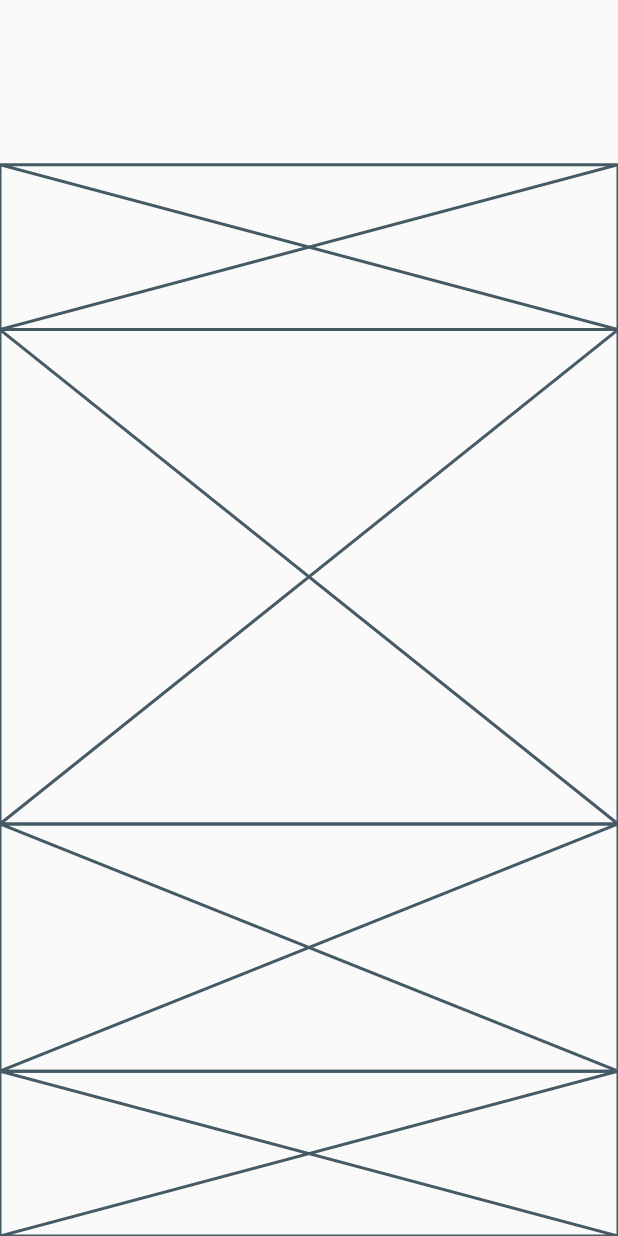
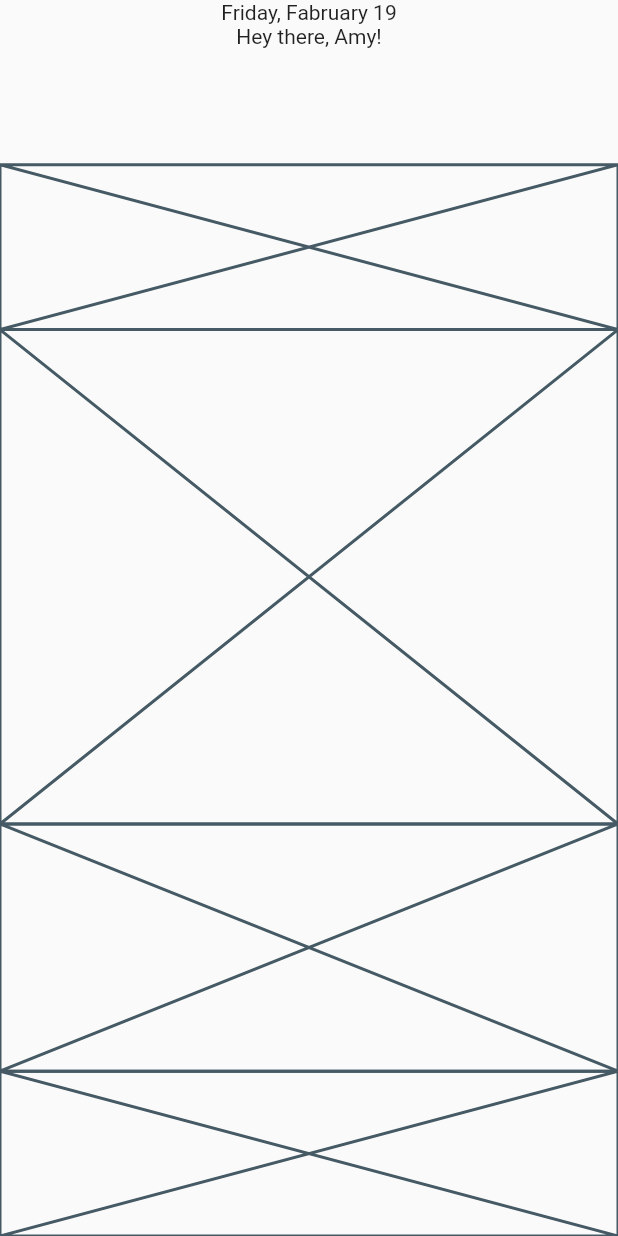
Before and after one commit to JAICHANGPARK/flutter_notebook_11th_story, a Flutter app: the screen it shows after launch, on a phone screen of 412 x 824 dp. Run offline on Flutter 3.47's test engine with Material 2 defaults, Android fonts, the phone set to English and light mode, and no system bars; our stand-ins replace backdrop, badges, flutter_inner_drawer, flutter_slidable, flutter_swiper, google_fonts.

Commit message:
Update experience_home_page.dart

```diff
--- a/lib/ep718_experience_app/experience_home_page.dart
+++ b/lib/ep718_experience_app/experience_home_page.dart
@@ -16,21 +16,14 @@ class _ExperienceHomePageState extends State<ExperienceHomePage> {
                 flex: 2,
                 child: Column(
                   children: [
-
+                    Text("Friday, Fabruary 19"),
+                    Text("Hey there, Amy!"),
                   ],
                 )),
-            Expanded(
-                flex: 2,
-                child: Placeholder()),
-            Expanded(
-                flex: 6,
-                child: Placeholder()),
-            Expanded(
-                flex: 3,
-                child: Placeholder()),
-            Expanded(
-                flex: 2,
-                child: Placeholder()),
+            Expanded(flex: 2, child: Placeholder()),
+            Expanded(flex: 6, child: Placeholder()),
+            Expanded(flex: 3, child: Placeholder()),
+            Expanded(flex: 2, child: Placeholder()),
           ],
         ),
       ),
```
